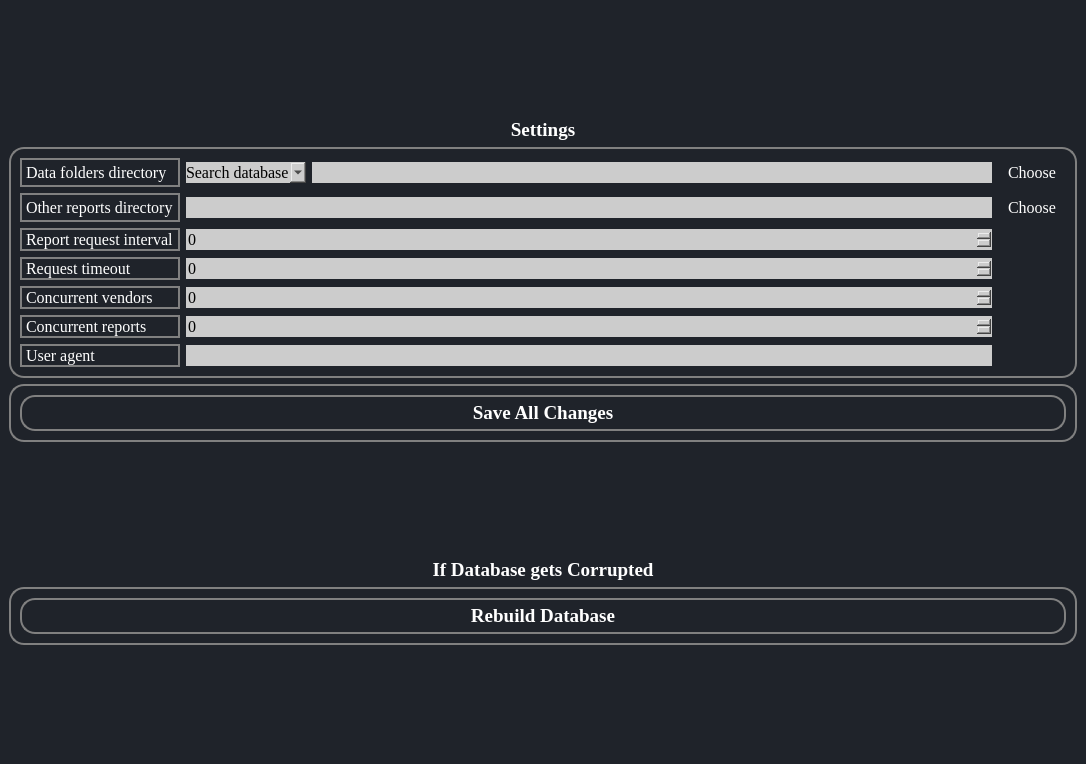
First picture: the form in ui/Settingtab.ui, repository aanushri9/Counter-Harvesting-5.1, before the edit.
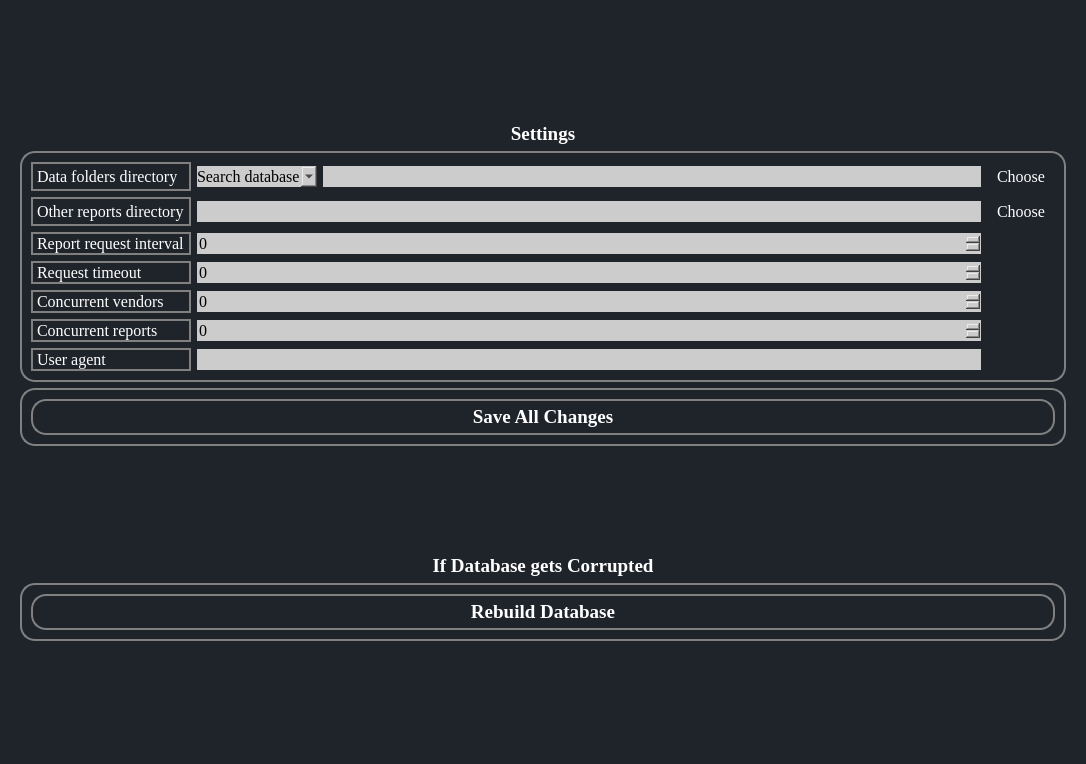
Second picture: the form after the edit. Icons and pictures are not drawn.

Commit message: all tabs working from main window (from top)

The edit to the form file:
```diff
--- a/ui/Settingtab.ui
+++ b/ui/Settingtab.ui
@@ -1,7 +1,7 @@
 <?xml version="1.0" encoding="UTF-8"?>
 <ui version="4.0">
- <class>MainWindow</class>
- <widget class="QMainWindow" name="MainWindow">
+ <class>SettingTab</class>
+ <widget class="QWidget" name="SettingTab">
   <property name="geometry">
    <rect>
     <x>0</x>
@@ -26,7 +26,7 @@
 
 
 
-#centralwidget{
+#SettingTab{
 background-color:#1f232a;
 }
 #EditVendor{
@@ -45,7 +45,9 @@
 padding:2px 10px;
 color:white;}</string>
   </property>
-  <widget class="QWidget" name="centralwidget">
+  <layout class="QGridLayout" name="gridLayout_5">
+   <item row="0" column="0">
+    <widget class="QWidget" name="centralwidget" native="true">
    <layout class="QGridLayout" name="gridLayout_7">
     <item row="5" column="0">
      <widget class="QLabel" name="label_9">
@@ -660,6 +662,8 @@
     </item>
    </layout>
   </widget>
+   </item>
+  </layout>
  </widget>
  <resources>
   <include location="resources.qrc"/>
```
Lines whose indentation alone changed are shown as unchanged. The commit also changes 9 other files.
